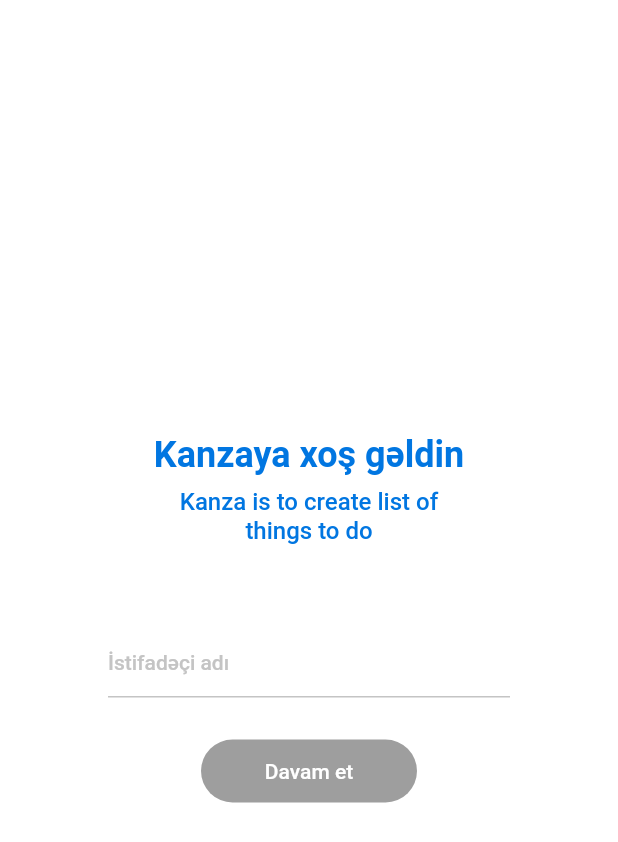
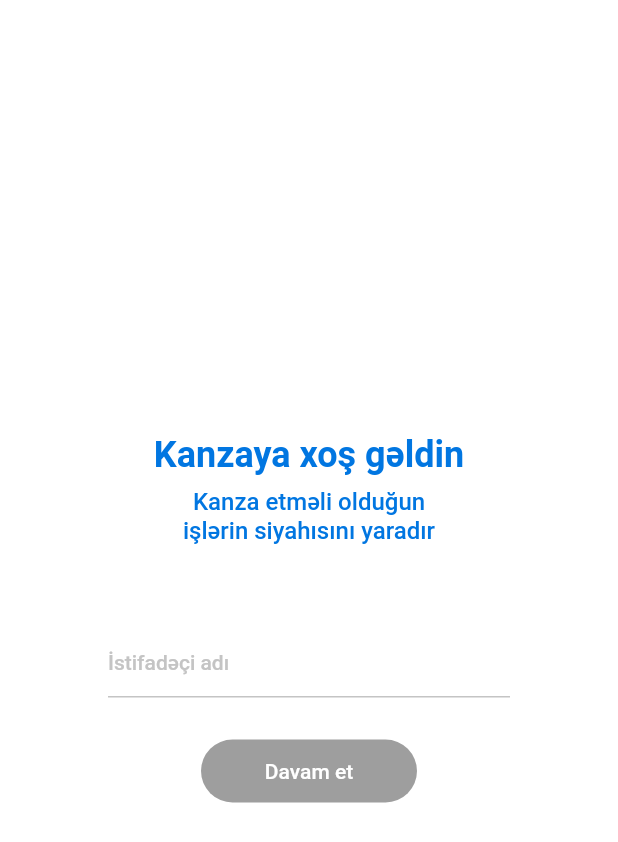
Before and after one commit to KanZa-Studio/Kanza, a Flutter app: the screen it shows after launch, on a phone screen of 412 x 824 dp. Shown: the top 842 px of the screen. Run offline on Flutter 3.47's test engine with Material 2 defaults, Android fonts, the phone set to English and light mode, and no system bars; our stand-ins replace bloc, equatable, flutter_bloc, flutter_svg, moor_flutter, shared_preferences; generated files the repository leaves out were written again.

Commit message:
category add problem solved

```diff
--- a/assets/langs/az.json
+++ b/assets/langs/az.json
@@ -6,7 +6,7 @@
     "category": "Kateqoriya",
     "color": "Rənglər",
     "welcome_to_kanza": "Kanzaya xoş gəldin",
-    "kanza_description" : "Kanza is to create list of\nthings to do",
+    "kanza_description" : "Kanza etməli olduğun\nişlərin siyahısını yaradır",
     "username": "İstifadəçi adı",
     "continue_login": "Davam et",
     "title": "Başlıq",
--- a/lib/app.dart
+++ b/lib/app.dart
@@ -41,6 +41,7 @@ class KanzaApp extends StatelessWidget {
           ),
         ],
         child: MaterialApp(
+          title: 'Kanza',
           debugShowCheckedModeBanner: false,
           theme: defaultTheme,
           locale: const Locale('az', 'AZ'),
--- a/lib/blocs/category_operations_cubit/category_operations_cubit.dart
+++ b/lib/blocs/category_operations_cubit/category_operations_cubit.dart
@@ -1,5 +1,4 @@
 import 'package:flutter/material.dart';
-import 'package:equatable/equatable.dart';
 import 'package:bloc/bloc.dart';
 
 import '../../data/contractors/base_category_repository.dart';
--- a/lib/blocs/category_operations_cubit/category_operations_state.dart
+++ b/lib/blocs/category_operations_cubit/category_operations_state.dart
@@ -1,10 +1,7 @@
 part of 'category_operations_cubit.dart';
 
-abstract class CategoryOperationsState extends Equatable {
+abstract class CategoryOperationsState {
   const CategoryOperationsState();
-
-  @override
-  List<Object> get props => [];
 }
 
 class CategoryOperationsInitial extends CategoryOperationsState {}
@@ -15,7 +12,4 @@ class CategoryOperationsFailure extends CategoryOperationsState {
   CategoryOperationsFailure(this.message) : assert(message != null);
 
   final String message;
-
-  @override
-  List<Object> get props => [message];
 }
```
Also changed, not shown: lib/presentation/pages/home/home_page.dart (+2 -43 lines), lib/presentation/pages/home/widgets/categories_list.dart (added, +46 -0 lines), 15 other files.
